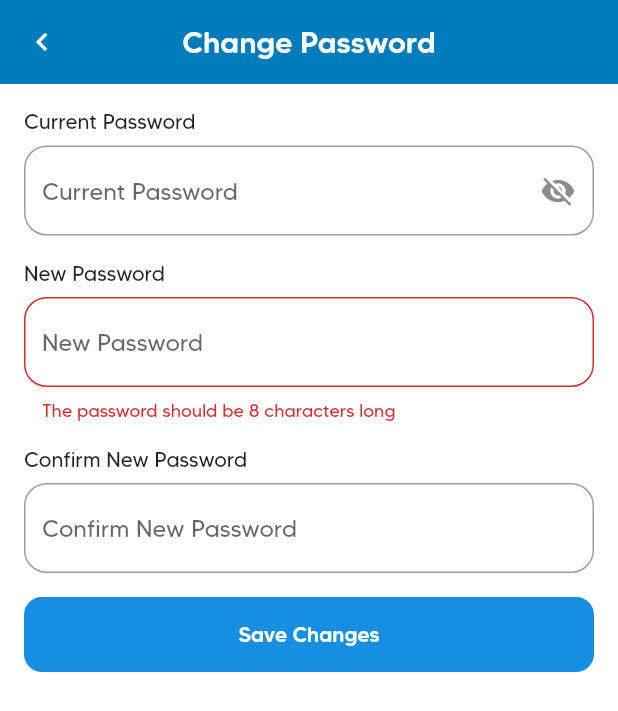
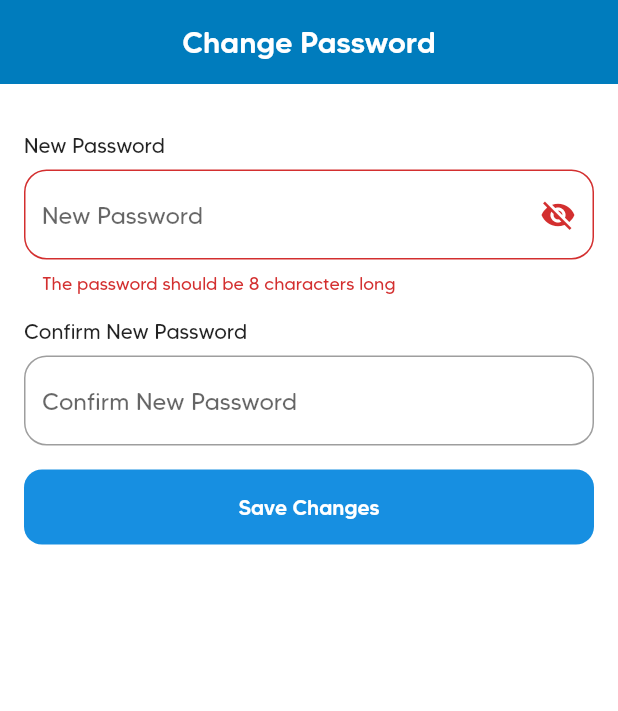
Before and after one commit to AxiaCoin/axia-network-v2-axwallet, a Flutter app: the ChangePassword screen opened directly, after a tap on "Save Changes", on a phone screen of 412 x 824 dp. Shown: the top 711 px of the screen. Run offline on Flutter 3.47's test engine with Material 2 defaults, Android fonts, the phone set to English and light mode, and no system bars; our stand-ins replace device_info_plus, flutter_speed_dial, flutter_svg, get, get_storage, hex and 7 more; missing offline and left inert: bip39, coinslib, encrypt, qr_code_scanner, web3dart; accounts and stored records are empty.

Commit message:
Reset Password Flow

```diff
--- a/lib/code/services.dart
+++ b/lib/code/services.dart
@@ -279,30 +279,35 @@ class APIServices {
     );
   }
 
-  forgotPasswordOtp({String? email}) async {
+  forgotPasswordOtp(
+      {String? email, String? phoneNumber, String? phoneCode}) async {
     return noAuthbaseAPI(
       "user/send-forget-pass-otp",
-      {"email": email},
+      {"email": email, "phoneNumber": phoneNumber, "phoneCode": phoneCode},
     );
   }
 
-  verifyforgotPasswordOtp({String? email, required String otp}) {
+  verifyforgotPasswordOtp(
+      {String? email,
+      required String otp,
+      String? phoneNumber,
+      String? phoneCode}) {
     return noAuthbaseAPI(
       "user/verify-forget-pass-otp",
-      {"email": email, "otp": otp},
+      {
+        "email": email,
+        "otp": otp,
+        "phoneNumber": phoneNumber,
+        "phoneCode": phoneCode,
+      },
     );
   }
 
   resetPassword(
-      {required String email,
-      required String currentPassword,
-      required String newPassword,
-      required String authToken}) async {
+      {required String newPassword, required String authToken}) async {
     return noAuthbaseAPI(
-      "user/update-password",
+      "user/reset-password",
       {
-        "email": email,
-        "currentPassword": currentPassword,
         "newPassword": newPassword,
         "confirmPassword": newPassword,
         "authToken": authToken
--- a/lib/currencies/bitcoin.dart
+++ b/lib/currencies/bitcoin.dart
@@ -125,6 +125,7 @@ class Bitcoin implements Currency {
     String address = wallet.address;
     ECPair keypairtemp = wallet.keyPair!;
     try {
+      amount = amount * 100000000;
       print("Start");
       final txb =
           new TransactionBuilder(network: isTestNet ? testnet : bitcoin);
--- a/lib/main.dart
+++ b/lib/main.dart
@@ -4,12 +4,8 @@ import 'package:get_storage/get_storage.dart';
 import 'package:wallet/code/constants.dart';
 import 'package:wallet/code/storage.dart';
 import 'package:wallet/pages/device_auth.dart';
-import 'package:wallet/pages/home.dart';
 import 'package:wallet/pages/new_user/create_wallet/onboard.dart';
 import 'package:wallet/pages/new_user/login.dart';
-import 'package:wallet/pages/new_user/pin_biometric.dart';
-import 'package:wallet/pages/settings/profile/index.dart';
-import 'package:wallet/pages/wallet/index.dart';
 
 Future<void> main() async {
   await initServices();
@@ -21,6 +17,7 @@ initServices() async {
   // Get.changeTheme(Get.isDarkMode ? lightTheme : darkTheme);
   await GetStorage.init();
   StorageService.instance.init();
+  StorageService.instance.clearTokens();
   // earn opinion sketch humble turn unaware keep defy what clay tip tribe
   // bone erase document label member evolve sense absent smoke dumb foster daring
 }
--- a/lib/pages/new_user/signup.dart
+++ b/lib/pages/new_user/signup.dart
@@ -67,9 +67,9 @@ class _SignupPageState extends State<SignupPage> {
     } else {
       var response = await APIServices().forgotPasswordOtp(
         email: mode == Mode.email ? emailController.text : null,
-        // phoneNumber: mode == Mode.phone ? phoneNumber.parseNumber() : null,
-        // phoneCode:
-        //     mode == Mode.phone ? phoneNumber.dialCode!.substring(1) : null,
+        phoneNumber: mode == Mode.phone ? phoneNumber.parseNumber() : null,
+        phoneCode:
+            mode == Mode.phone ? phoneNumber.dialCode!.substring(1) : null,
       );
 
       if (response["success"]) {
--- a/lib/pages/settings/profile/change_password.dart
+++ b/lib/pages/settings/profile/change_password.dart
@@ -2,6 +2,8 @@ import 'package:flutter/material.dart';
 import 'package:get/get.dart';
 import 'package:wallet/code/constants.dart';
 import 'package:wallet/code/services.dart';
+import 'package:wallet/code/storage.dart';
+import 'package:wallet/pages/new_user/login.dart';
 import 'package:wallet/widgets/common.dart';
 
 class ChangePassword extends StatefulWidget {
@@ -30,6 +32,7 @@ class _ChangePasswordState extends State<ChangePassword> {
       setState(() {
         submitting = true;
       });
+      if (!widget.resetPassword) {
         var response = await APIServices().userPasswordUpdate(
           newPassword: passwordController.text,
           currentPassword: currentPassController.text,
@@ -52,6 +55,32 @@ class _ChangePasswordState extends State<ChangePassword> {
             ),
           );
           Get.back();
+        }
+      } else {
+        print(StorageService.instance.authToken);
+        var response = await APIServices().resetPassword(
+          newPassword: passwordController.text,
+          authToken: StorageService.instance.authToken!,
+        );
+        setState(() {
+          submitting = false;
+        });
+        print(response);
+        if (response["success"]) {
+          await Get.dialog(
+            AlertDialog(
+              title: Text("Success"),
+              content: Text(
+                  "Password Successfully Changed!, Please Login to continue."),
+              actions: [
+                TextButton(
+                  onPressed: () => Get.offAll(() => LoginPage()),
+                  child: Text("Okay"),
+                ),
+              ],
+            ),
+          );
+        }
       }
     }
   }
@@ -161,7 +190,9 @@ class _ChangePasswordState extends State<ChangePassword> {
       appBar: AppBar(
         title: Text("Change Password"),
         centerTitle: true,
-        leading: CommonWidgets.backButton(context),
+        leading: widget.resetPassword
+            ? Container()
+            : CommonWidgets.backButton(context),
       ),
       body: Form(
         key: formKey,
```
Also changed, not shown: lib/pages/new_user/verify.dart (+21 -7 lines). Lines whose indentation alone changed are shown as unchanged.
